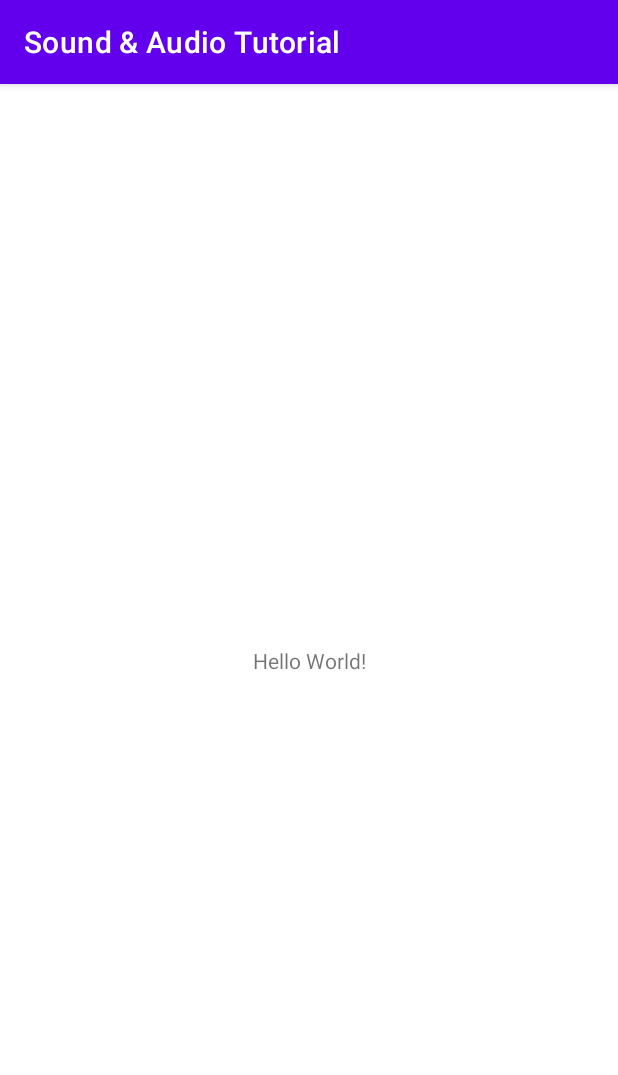
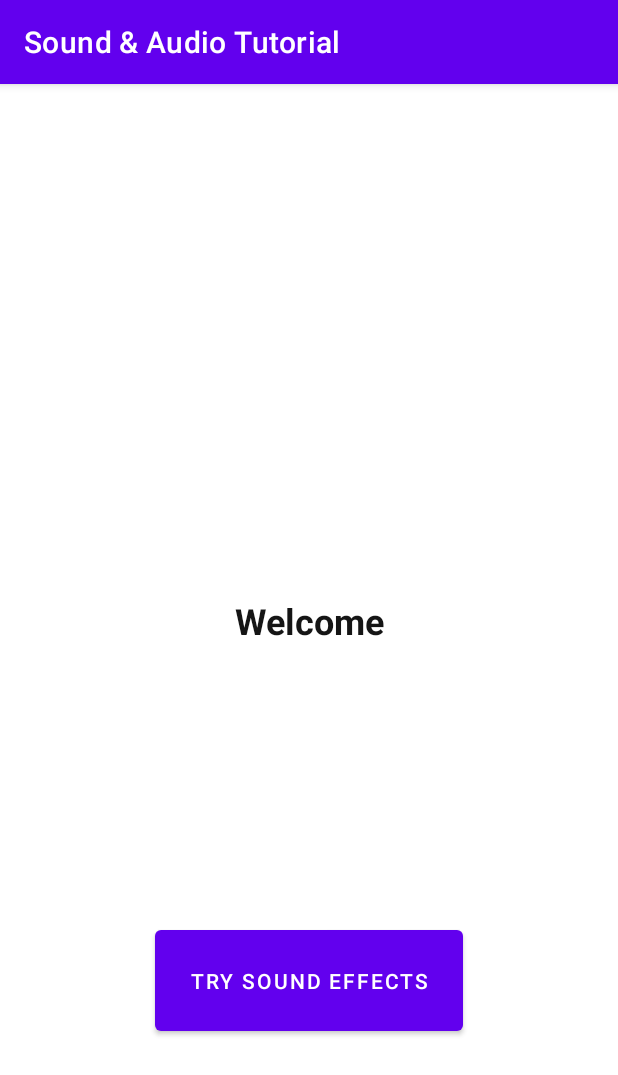
Before and after one commit to NafiHasan/AudioSoundTutorial, an Android app: the screen it shows after launch (MainActivity), on a phone screen of 412 x 824 dp. Shown: the top 1075 px of the screen. Run offline under Robolectric (Android 15) with nearby library versions, the phone set to English and light mode, and no system bars.

Commit message:
Add sound Effects

```diff
--- a/app/src/main/java/com/example/soundaudiotutorial/MainActivity.java
+++ b/app/src/main/java/com/example/soundaudiotutorial/MainActivity.java
@@ -2,7 +2,10 @@ package com.example.soundaudiotutorial;
 
 import androidx.appcompat.app.AppCompatActivity;
 
+import android.content.Intent;
 import android.os.Bundle;
+import android.view.View;
+import android.widget.Button;
 
 public class MainActivity extends AppCompatActivity {
 
@@ -10,5 +13,17 @@ public class MainActivity extends AppCompatActivity {
     protected void onCreate(Bundle savedInstanceState) {
         super.onCreate(savedInstanceState);
         setContentView(R.layout.activity_main);
+
+        configureSoundActivityButton();
+    }
+
+    private void configureSoundActivityButton(){
+        Button next = (Button) findViewById(R.id.trySoundButton);
+        next.setOnClickListener(new View.OnClickListener(){
+            @Override
+            public void onClick(View view) {
+                startActivity(new Intent(MainActivity.this, SoundEffectActivity.class));
+            }
+        });
     }
 }
--- a/app/src/main/res/layout/activity_main.xml
+++ b/app/src/main/res/layout/activity_main.xml
@@ -7,12 +7,27 @@
     tools:context=".MainActivity">
 
     <TextView
-        android:layout_width="wrap_content"
-        android:layout_height="wrap_content"
-        android:text="Hello World!"
+        android:id="@+id/welcomeText"
+        android:layout_width="113dp"
+        android:layout_height="85dp"
+        android:text="Welcome"
+        android:textAlignment="center"
+        android:textColor="#151515"
+        android:textSize="24sp"
+        android:textStyle="bold"
         app:layout_constraintBottom_toBottomOf="parent"
         app:layout_constraintEnd_toEndOf="parent"
         app:layout_constraintStart_toStartOf="parent"
         app:layout_constraintTop_toTopOf="parent" />
 
+    <Button
+        android:id="@+id/trySoundButton"
+        android:layout_width="205dp"
+        android:layout_height="79dp"
+        android:text="Try Sound Effects"
+        app:layout_constraintBottom_toBottomOf="parent"
+        app:layout_constraintEnd_toEndOf="@+id/welcomeText"
+        app:layout_constraintStart_toStartOf="@+id/welcomeText"
+        app:layout_constraintTop_toBottomOf="@+id/welcomeText" />
+
 </androidx.constraintlayout.widget.ConstraintLayout>
--- a/build.gradle
+++ b/build.gradle
@@ -1,7 +1,7 @@
 // Top-level build file where you can add configuration options common to all sub-projects/modules.
 plugins {
-    id 'com.android.application' version '7.2.2' apply false
-    id 'com.android.library' version '7.2.2' apply false
+    id 'com.android.application' version '7.3.0' apply false
+    id 'com.android.library' version '7.3.0' apply false
 }
 
 task clean(type: Delete) {
```
Also changed, not shown: app/src/main/AndroidManifest.xml (+7 -0 lines), app/src/main/java/com/example/soundaudiotutorial/SoundEffectActivity.java (added, +92 -0 lines), app/src/main/res/layout/activity_sound_effect.xml (added, +53 -0 lines), gradle/wrapper/gradle-wrapper.properties, 3 other files.
